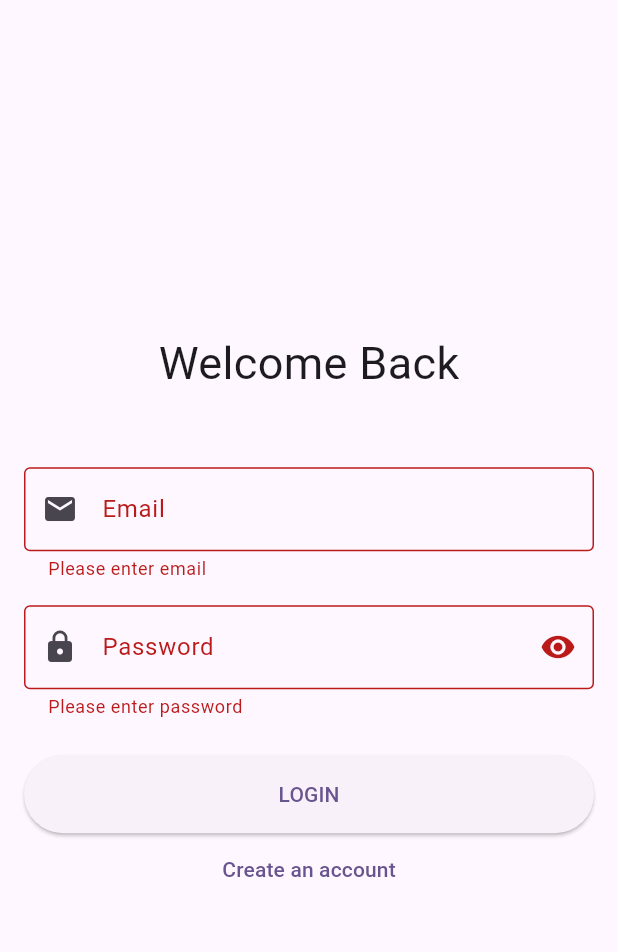
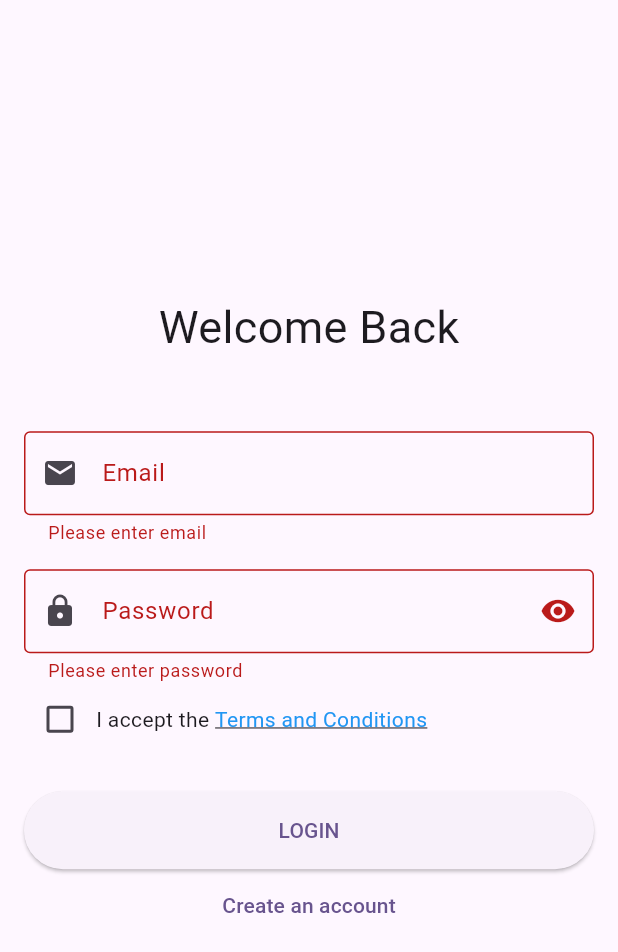
Before and after one commit to ahammamlho/Task-Management, a Flutter app: the screen it shows after launch, after a tap on "LOGIN", on a phone screen of 412 x 824 dp. Shown: the top 952 px of the screen. Run offline on Flutter 3.47's test engine with Material 3 defaults, Android fonts, the phone set to English and light mode, and no system bars; our stand-ins replace fl_chart, flutter_local_notifications, geocoding, geolocator, image_picker, shared_preferences and 2 more; missing offline and left inert: bcrypt; accounts and stored records are empty.

Commit message:
add terms and conditions

```diff
--- a/lib/screen/login_screen.dart
+++ b/lib/screen/login_screen.dart
@@ -19,7 +19,7 @@ class _LoginScreenState extends State<LoginScreen> {
   bool _isLoading = false;
   final TextEditingController _emailController = TextEditingController();
   final TextEditingController _passwordController = TextEditingController();
-
+  bool isAccepted = false;
   List<User> users = [];
 
   @override
@@ -54,6 +54,10 @@ class _LoginScreenState extends State<LoginScreen> {
     await loadUsers();
     final SharedPreferences prefs = await SharedPreferences.getInstance();
     final String idUser = prefs.getString('idUser') ?? '';
+    final bool isFirstTime = prefs.getBool('isFirstTime') ?? true;
+    setState(() {
+      if (!isFirstTime) isAccepted = true;
+    });
     if (idUser != '' && checkUserIsExist(idUser)) {
       Navigator.pushReplacement(
         context,
@@ -64,6 +68,16 @@ class _LoginScreenState extends State<LoginScreen> {
 
   void _signIn() async {
     if (_formKey.currentState!.validate()) {
+      if (!isAccepted) {
+        ScaffoldMessenger.of(context).showSnackBar(
+          const SnackBar(
+            content: Text('Please accept Terms and Conditions'),
+            backgroundColor: Colors.red,
+          ),
+        );
+        return;
+      }
+
       setState(() => _isLoading = true);
 
       String email = _emailController.text.trim();
@@ -80,6 +94,7 @@ class _LoginScreenState extends State<LoginScreen> {
       } else {
         final SharedPreferences prefs = await SharedPreferences.getInstance();
         await prefs.setString('idUser', user.id);
+        await prefs.setBool('isFirstTime', false);
         await TaskDatabase.instance.insertDefaultTasks(user.id);
         Navigator.pushReplacement(
           context,
@@ -148,6 +163,26 @@ class _LoginScreenState extends State<LoginScreen> {
                     validator: (value) =>
                         value!.isEmpty ? 'Please enter password' : null,
                   ),
+                  Row(
+                    children: [
+                      Checkbox(
+                        value: isAccepted,
+                        onChanged: (value) {
+                          setState(() {
+                            isAccepted = value!;
+                          });
+                        },
+                      ),
+                      const Text('I accept the '),
+                      const Text(
+                        'Terms and Conditions',
+                        style: TextStyle(
+                          color: Colors.blue,
+                          decoration: TextDecoration.underline,
+                        ),
+                      ),
+                    ],
+                  ),
                   const SizedBox(height: 24),
                   ElevatedButton(
                     onPressed: () {
--- a/lib/screen/notif_screen.dart
+++ b/lib/screen/notif_screen.dart
@@ -88,9 +88,7 @@ class _NotificationsScreenState extends State<NotificationsScreen> {
                           margin: const EdgeInsets.symmetric(
                               horizontal: 16, vertical: 8),
                           decoration: BoxDecoration(
-                            color: notification.isRead == 1
-                                ? Colors.white
-                                : Colors.blue.withOpacity(0.1),
+                            color: Colors.white,
                             borderRadius: BorderRadius.circular(12),
                             boxShadow: [
                               BoxShadow(
--- a/lib/sql/sql_database.dart
+++ b/lib/sql/sql_database.dart
@@ -140,8 +140,7 @@ class TaskDatabase {
           notificationId: DateTime.now().millisecondsSinceEpoch % 2147483647,
           body:
               'Task ${dummyTasks[0].title} is close to its estimated completion time',
-          // launchDate: dummyTasks[0].endDate,
-          launchDate: DateTime.now().add(const Duration(seconds: 30)),
+          launchDate: dummyTasks[0].endDate,
           isRead: 0,
         ),
         NotificationDto(
@@ -149,8 +148,7 @@ class TaskDatabase {
           notificationId: DateTime.now().millisecondsSinceEpoch % 2147483647,
           body:
               'Task ${dummyTasks[1].title} is close to its estimated completion time',
-          // launchDate: dummyTasks[2].endDate,
-          launchDate: DateTime.now().add(const Duration(seconds: 35)),
+          launchDate: dummyTasks[1].endDate,
           isRead: 0,
         ),
       ];
--- a/lib/utils/notification.dart
+++ b/lib/utils/notification.dart
@@ -64,7 +64,6 @@ class NotificationService {
           priority: Priority.high,
         ),
         iOS: DarwinNotificationDetails());
-
     await localNotificationsPlugin.zonedSchedule(
       id,
       title,
```
Also changed, not shown: lib/screen/signup_screen.dart (+5 -5 lines), lib/screen/task_screen.dart (+42 -4 lines).
